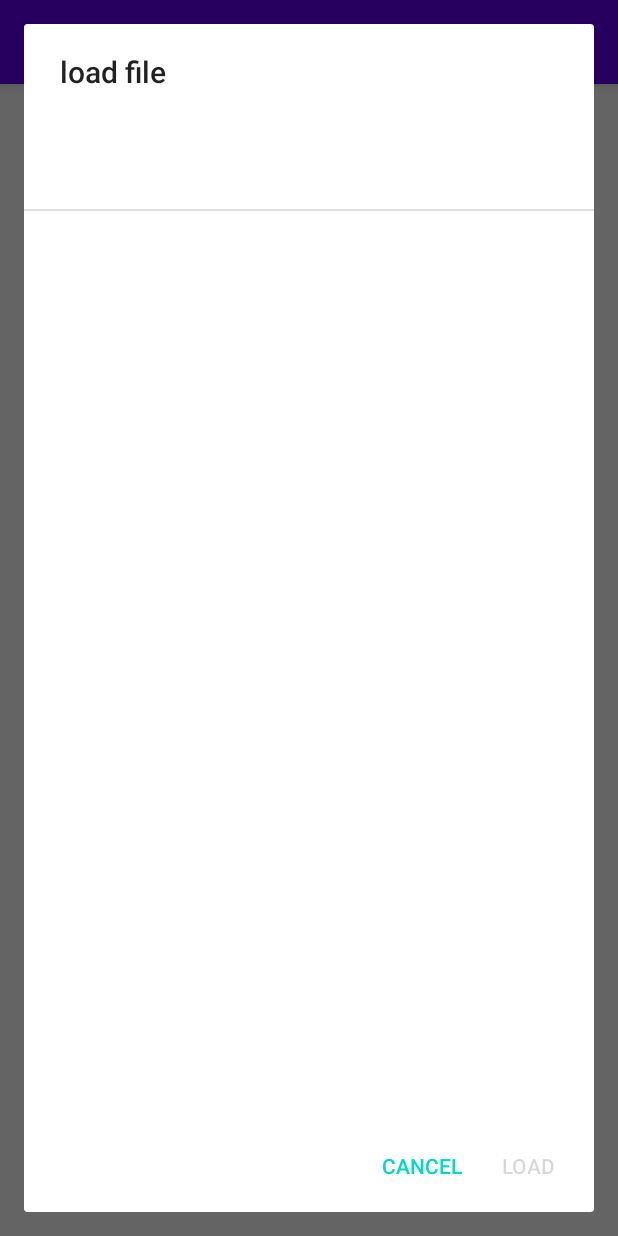
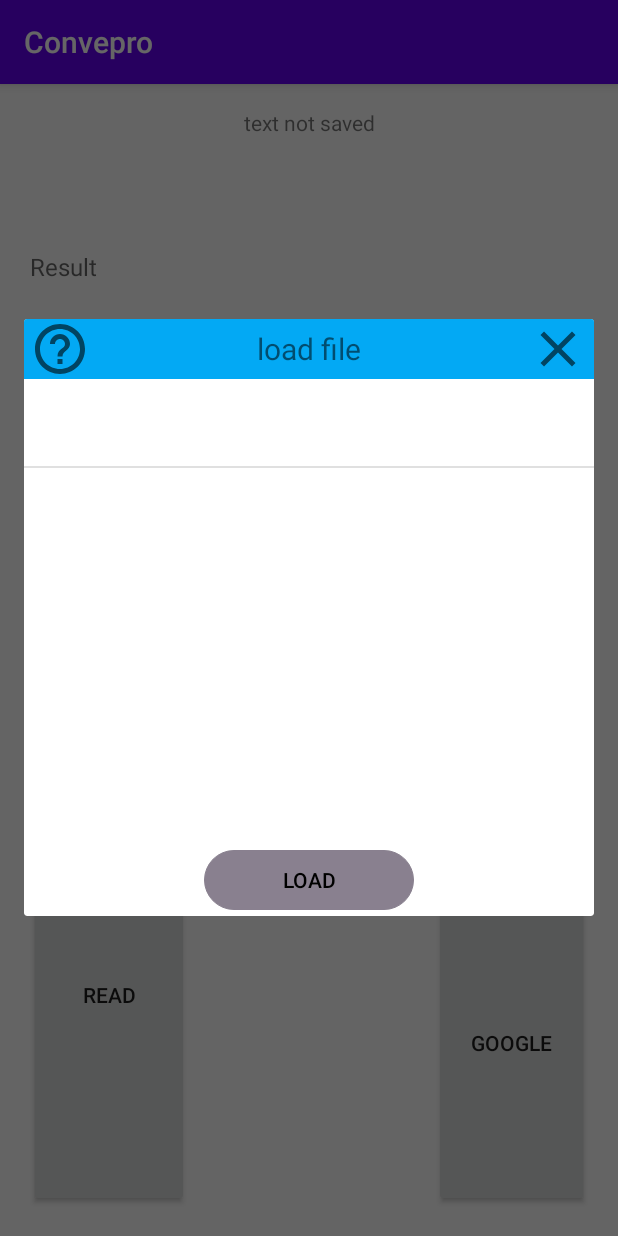
Before and after one commit to xingrong123/Convepro, an Android app: the screen it shows after launch (MainActivity), after a tap on "LOAD", on a phone screen of 412 x 824 dp. Run offline under Robolectric (Android 15) with nearby library versions, the phone set to English and light mode, and no system bars; libraries missing offline, so code that uses them is left out: com.google.android.gms, com.googlecode.leptonica, com.googlecode.tesseract.

Commit message:
fixed small error

```diff
--- a/app/src/main/java/com/example/conveproapplication/LoadFileDialog.java
+++ b/app/src/main/java/com/example/conveproapplication/LoadFileDialog.java
@@ -2,13 +2,17 @@ package com.example.conveproapplication;
 
 import android.app.Dialog;
 import android.content.Context;
-import android.content.DialogInterface;
 import android.os.Bundle;
 import android.view.LayoutInflater;
+import android.view.MotionEvent;
 import android.view.View;
 import android.widget.AdapterView;
 import android.widget.ArrayAdapter;
+import android.widget.Button;
+import android.widget.LinearLayout;
 import android.widget.ListView;
+import android.widget.PopupWindow;
+import android.widget.TextView;
 
 import androidx.annotation.NonNull;
 import androidx.appcompat.app.AlertDialog;
@@ -22,6 +26,10 @@ public class LoadFileDialog extends AppCompatDialogFragment implements AdapterVi
     ListView listViewTextFiles;
     private LoadFilenameDialogListener listener;
     AlertDialog dialog;
+
+    private TextView textViewLoadFile;
+    private Button btnLoad;
+
 
     @NonNull
     public Dialog onCreateDialog (Bundle savedInstanceState) {
@@ -40,41 +48,102 @@ public class LoadFileDialog extends AppCompatDialogFragment implements AdapterVi
         listViewTextFiles.setAdapter(filenameAdapter);
         listViewTextFiles.setOnItemClickListener(this);
 
+        textViewLoadFile = view.findViewById(R.id.textViewLoadFile);
+        btnLoad = view.findViewById(R.id.btn_dialog_load);
+        Button btnClose = view.findViewById(R.id.btn_dialog_close_load);
 
-        builder.setView(view)
-                .setTitle(loadNotAppend ? "load file" : "append file")
-                .setNegativeButton("cancel", new DialogInterface.OnClickListener() {
-                    @Override
-                    public void onClick(DialogInterface dialog, int which) {
+        Button btnPopup = view.findViewById(R.id.btn_dialog_tooltip_load);
 
-                    }
-                })
-                .setPositiveButton(loadNotAppend ? "load" : "append", new DialogInterface.OnClickListener() {
-                    @Override
-                    public void onClick(DialogInterface dialog, int which) {
-                        String filename = selectedFilename;
-                        if (loadNotAppend) {
-                            listener.loadText(filename);
-                        }
-                        else {
-                            listener.appendText(filename);
-                        }
-
-                    }
-                });
+        builder.setView(view);
         dialog = builder.create();
         dialog.show();
-        // disable load/append button at first when item is not selected
-        ((AlertDialog) dialog).getButton(AlertDialog.BUTTON_POSITIVE).setEnabled(false);
+
+        textViewLoadFile.setText(loadNotAppend ? "load file" : "append file");
+        btnLoad.setText(loadNotAppend ? "load" : "append");
+
+        if (selectedFilename == null)
+            btnLoad.setEnabled(false);
+
+        btnLoad.setOnClickListener(new View.OnClickListener() {
+            @Override
+            public void onClick(View v) {
+                if (loadNotAppend) {
+                    listener.loadText(selectedFilename);
+                }
+                else {
+                    listener.appendText(selectedFilename);
+                }
+                dialog.dismiss();
+            }
+        });
+
+        btnPopup.setOnClickListener(new View.OnClickListener() {
+            @Override
+            public void onClick(View v) {
+                showTipsLoad(v, loadNotAppend);
+            }
+        });
+
+        btnClose.setOnClickListener(new View.OnClickListener() {
+            @Override
+            public void onClick(View v) {
+                dialog.dismiss();
+            }
+        });
 
 
         return dialog;
     }
 
+    public void showTipsLoad (View v, boolean loadNotAppend){
+
+
+        LayoutInflater inflater = getLayoutInflater();
+        View popupView = inflater.inflate(R.layout.popupwindow_tooltip, null);
+
+        int[] location = new int[2];
+        v.getLocationOnScreen(location);
+        int x = location[0];
+        int y = location[1];
+
+        // create the popup window
+        int width = LinearLayout.LayoutParams.WRAP_CONTENT;
+        int height = LinearLayout.LayoutParams.WRAP_CONTENT;
+        final PopupWindow popupWindow = new PopupWindow(popupView, width, height, true);
+
+        // show the popup window
+        // which view you pass in doesn't matter, it is only used for the window token
+        popupWindow.showAsDropDown(v);//, Gravity.TOP, x, y);
+
+        TextView textViewToolTip = popupWindow.getContentView().findViewById(R.id.textViewToolTip);
+        if(loadNotAppend)
+            textViewToolTip.setText(R.string.popup_string_load);
+        else
+            textViewToolTip.setText(R.string.popup_string_append);
+
+        // dismiss the popup window when touched
+        popupView.setOnTouchListener(new View.OnTouchListener() {
+            @Override
+            public boolean onTouch(View v, MotionEvent event) {
+                switch (event.getAction()) {
+                    case MotionEvent.ACTION_DOWN:
+                        popupWindow.dismiss();
+                        break;
+                    case MotionEvent.ACTION_UP:
+                        v.performClick();
+                        break;
+                    default:
+                        break;
+                }
+                return true;
+            }
+        });
+    }
+
     @Override
     public void onItemClick(AdapterView<?> parent, View view, int position, long id) {
         //enable load/append button when item is selected
-        ((AlertDialog) dialog).getButton(AlertDialog.BUTTON_POSITIVE).setEnabled(true);
+        btnLoad.setEnabled(true);
         selectedFilename = parent.getItemAtPosition(position).toString();
     }
 
--- a/app/src/main/res/layout/load_text_dialog.xml
+++ b/app/src/main/res/layout/load_text_dialog.xml
@@ -2,13 +2,64 @@
 <RelativeLayout xmlns:android="http://schemas.android.com/apk/res/android"
     android:layout_width="match_parent" android:layout_height="match_parent">
 
+    <FrameLayout
+        android:id="@+id/frame_layout"
+        android:layout_width = "match_parent"
+        android:layout_height = "wrap_content">
+
+        <ImageView
+            android:layout_width="match_parent"
+            android:layout_height="40dp"
+            android:id="@+id/dialog_bar_top_load"
+            android:gravity="center"
+            android:background="#03A9F4"/>
+
+        <Button
+            android:layout_width="40dp"
+            android:layout_height="40dp"
+            android:id="@+id/btn_dialog_tooltip_load"
+            android:layout_gravity="start"
+            android:layout_marginStart="4dp"
+            android:background="@drawable/dialog_tooltip"/>
+
+        <TextView
+            android:id="@+id/textViewLoadFile"
+            android:layout_width="wrap_content"
+            android:layout_height="wrap_content"
+            android:layout_gravity="center"
+            android:text="Load file"
+            android:textSize="20sp"/>
+
+        <Button
+            android:id="@+id/btn_dialog_close_load"
+            android:layout_width="40dp"
+            android:layout_height="40dp"
+            android:layout_gravity="end"
+            android:layout_marginEnd="4dp"
+            android:background="@drawable/dialog_close"
+            android:textColor="#000000" />
+
+    </FrameLayout>
+
     <ListView
         android:id="@+id/listViewFileArray"
         android:layout_width="match_parent"
-        android:layout_height="match_parent"
-        android:layout_alignParentStart="true"
-        android:layout_alignParentTop="true"
-        android:layout_marginTop="30dp" />
+        android:layout_height="300dp"
+        android:layout_below="@+id/frame_layout"
+        android:layout_marginTop="10dp" />
+
+    <Button
+        android:layout_width="140dp"
+        android:layout_height="40dp"
+        android:id="@+id/btn_dialog_load"
+        android:background="@drawable/btn_dialog"
+        android:layout_marginLeft="20dp"
+        android:layout_marginRight="20dp"
+        android:layout_marginTop="4dp"
+        android:layout_marginBottom="4dp"
+        android:layout_centerHorizontal="true"
+        android:textColor="#000000"
+        android:layout_below="@+id/listViewFileArray"/>
 
 
 </RelativeLayout>
--- a/app/src/main/res/layout/popupwindow_tooltip.xml
+++ b/app/src/main/res/layout/popupwindow_tooltip.xml
@@ -8,7 +8,7 @@
         android:layout_width="wrap_content"
         android:layout_height="wrap_content"
         android:layout_centerInParent="true"
+        android:id="@+id/textViewToolTip"
         android:layout_margin="16dp"
-        android:textSize="16sp"
-        android:text="@string/popup_string_save"/>
+        android:textSize="16sp"/>
 </RelativeLayout>
--- a/app/src/main/res/layout/save_text_dialog.xml
+++ b/app/src/main/res/layout/save_text_dialog.xml
@@ -37,6 +37,8 @@
             android:layout_height="40dp"
             android:layout_gravity="end"
             android:layout_marginEnd="4dp"
+            android:layout_marginTop="4dp"
+            android:layout_marginBottom="4dp"
             android:background="@drawable/dialog_close"
             android:textColor="#000000" />
 
@@ -81,7 +83,7 @@
         android:layout_height="50dp"
         android:layout_centerHorizontal="true"
         android:layout_centerVertical="true"
-        android:layout_below="@+id/textViewDotTxt">
+        android:layout_below="@+id/saveFileNameEdit">
 
         <Button
             android:layout_width="140dp"
--- a/app/src/main/res/values/strings.xml
+++ b/app/src/main/res/values/strings.xml
@@ -10,4 +10,7 @@
     <string name="gallery">gallery</string>
     <string name="txt">.txt</string>
     <string name="popup_string_save">Select \'<b>SAVE</b>\' to save text \ninto a new text file\n\nSelect \'<b>APPEND</b>\' to append \ntext to an existing text file</string>
+    <string name="popup_string_load">Select a text file and press \n\'<b>LOAD</b>\' to load text.</string>
+    <string name="popup_string_append">Select a text file and press \n\'<b>APPEND</b>\' to append text.</string>
+
 </resources>
```
Also changed, not shown: app/src/main/java/com/example/conveproapplication/MainActivity.java (+24 -0 lines), app/src/main/java/com/example/conveproapplication/SaveFileDialog.java (+6 -2 lines).
